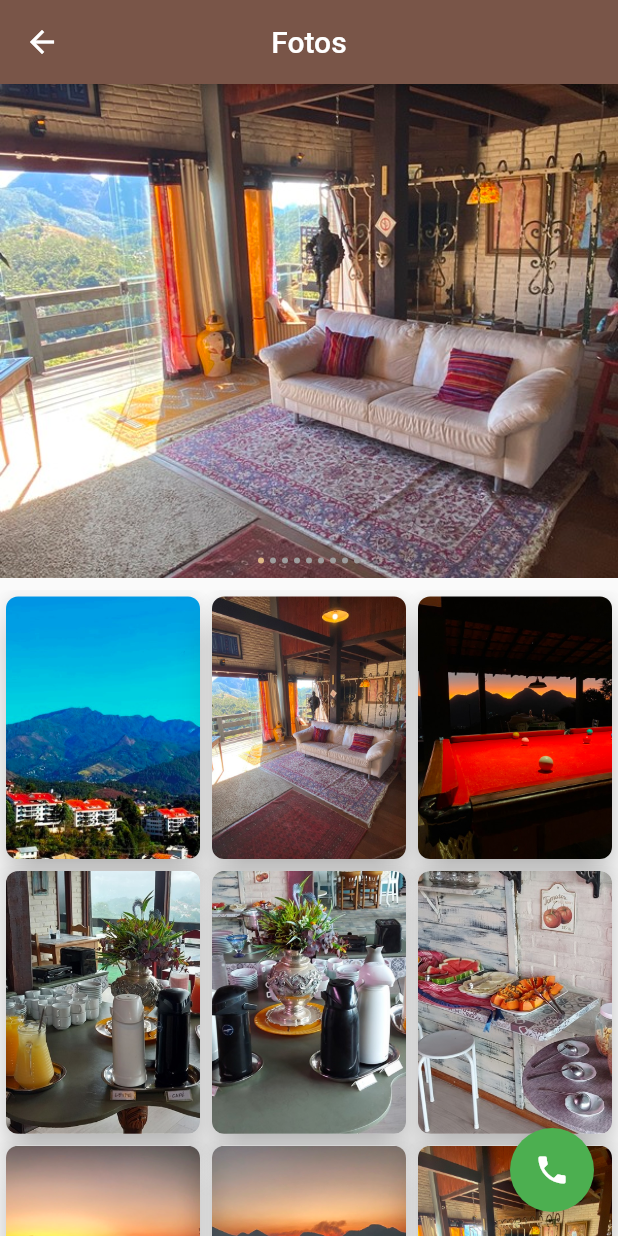
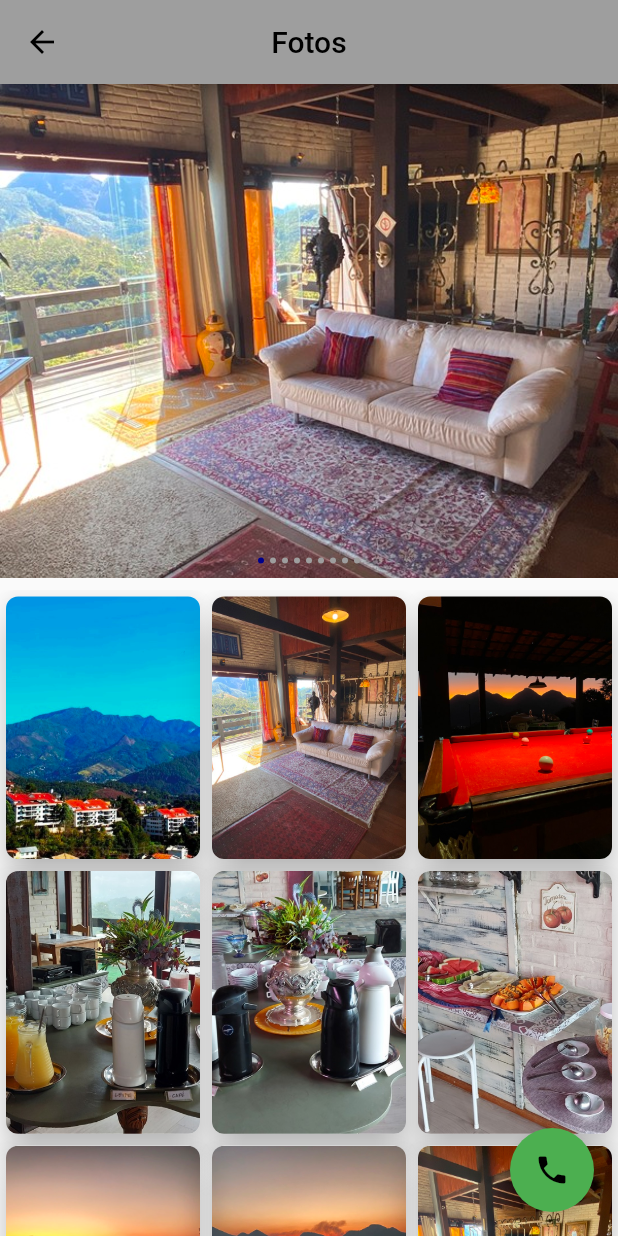
Before and after one commit to mattostiago/vdf, a Flutter app: the screen it shows after launch, after a tap on "Fotos", on a phone screen of 412 x 824 dp. Run offline on Flutter 3.47's test engine with Material 2 defaults, Android fonts, the phone set to English and light mode, and no system bars; drawn by our look-alikes of flutter_image_slideshow; our stand-ins replace carousel_slider, lottie; network calls fail.

Commit message:
Botão consultar tarifas direciona direto para motor.

```diff
--- a/lib/source/components/botoes.dart
+++ b/lib/source/components/botoes.dart
@@ -1,6 +1,7 @@
 import 'package:flutter/material.dart';
 import 'package:vdf/source/components/reservar.dart';
 import 'package:url_launcher/url_launcher.dart';
+import 'package:vdf/source/utils/constants.dart';
 
 class Botoes {
   Reservar reservar = Reservar();
@@ -31,6 +32,33 @@
     );
   }
 
+  ElevatedButton retornaBotaoConsultarTarifas(BuildContext context) {
+    return ElevatedButton.icon(
+      onPressed: () async {
+        //reservar.iniciarConsulta(context);
+        launchUrl(Uri.parse(
+            'https://reservas.desbravador.com.br/hotel-app/pousada-vale-das-flores/'));
+      },
+      icon: const Icon(Icons.calendar_today_rounded, color: Colors.white),
+      label: const Padding(
+        padding: EdgeInsets.all(10),
+        child: Text(
+          "Consultar tarifas",
+          style: TextStyle(color: Colors.white),
+        ),
+      ),
+      style: ButtonStyle(
+        backgroundColor: MaterialStateProperty.all(cor1),
+        shape: MaterialStateProperty.all(
+          RoundedRectangleBorder(
+            // Change your radius here
+            borderRadius: BorderRadius.circular(20),
+          ),
+        ),
+      ),
+    );
+  }
+
   FloatingActionButton retornaBotaoFlutuanteWhatsApp() {
     return FloatingActionButton(
       backgroundColor: Colors.green,
--- a/lib/source/responsive/mobile_body.dart
+++ b/lib/source/responsive/mobile_body.dart
@@ -115,29 +115,8 @@
                                   width:
                                       MediaQuery.of(context).size.width * 0.7,
                                   padding: const EdgeInsets.all(8),
-                                  child: ElevatedButton.icon(
-                                    onPressed: () async {
-                                      reservar.iniciarConsulta(context);
-                                    },
-                                    icon: const Icon(
-                                      Icons.calendar_today_rounded,
-                                    ),
-                                    label: const Padding(
-                                      padding: EdgeInsets.all(10),
-                                      child: Text("Consultar tarifas"),
-                                    ),
-                                    style: ButtonStyle(
-                                      backgroundColor:
-                                          MaterialStateProperty.all(cor1),
-                                      shape: MaterialStateProperty.all(
-                                        RoundedRectangleBorder(
-                                          // Change your radius here
-                                          borderRadius:
-                                              BorderRadius.circular(20),
-                                        ),
-                                      ),
-                                    ),
-                                  ),
+                                  child: botao
+                                      .retornaBotaoConsultarTarifas(context),
                                 ),
                               ],
                             ),
--- a/lib/source/screens/acomodacoes.dart
+++ b/lib/source/screens/acomodacoes.dart
@@ -31,11 +31,6 @@
   @override
   Widget build(BuildContext context) {
     List<Acomodacao> acomodacoes = dados.pegarAcomodacoes();
-    setState(() {
-      Timer(Duration(seconds: 3), () {
-        progress = false;
-      });
-    });
 
     return Scaffold(
       extendBodyBehindAppBar: true,
@@ -57,7 +52,7 @@
               child: Column(
                 children: [
                   const SizedBox(height: 55),
-                  progress ? LinearProgressIndicator() : Center(),
+                  //LinearProgressIndicator(),
                   const SizedBox(height: 15),
                   GridView.builder(
                     padding: EdgeInsets.zero,
--- a/lib/source/utils/constants.dart
+++ b/lib/source/utils/constants.dart
@@ -19,16 +19,16 @@
 //Color? corTerciaria = Colors.transparent; //background
 //Color corLimao = Colors.lime;
 
-MaterialColor corPrimaria = Colors.brown;
+MaterialColor corPrimaria = Colors.grey;
 Color? corPadrao = Colors.blue;
 Color? corSecundaria = Colors.green[100];
 Color? corTerciaria = Colors.transparent; //background
 Color corLimao = Colors.amber;
 
 //paleta de cores baseado no logo
-Color cor1 = Color.fromRGBO(222, 184, 135, 1);
+Color cor1 = Color.fromRGBO(0, 0, 139, 1);
 Color cor2 = Color(0xFFd8e480);
-Color cor3 = Color.fromRGBO(160, 82, 45, 1);
+Color cor3 = Color.fromRGBO(54, 54, 54, 1);
 //Color cor3 = Color(0xFF399734);
 Color cor4 = Color(0xFF589a6a);
 Color cor5 = Color(0xFFa8cca0);
```
